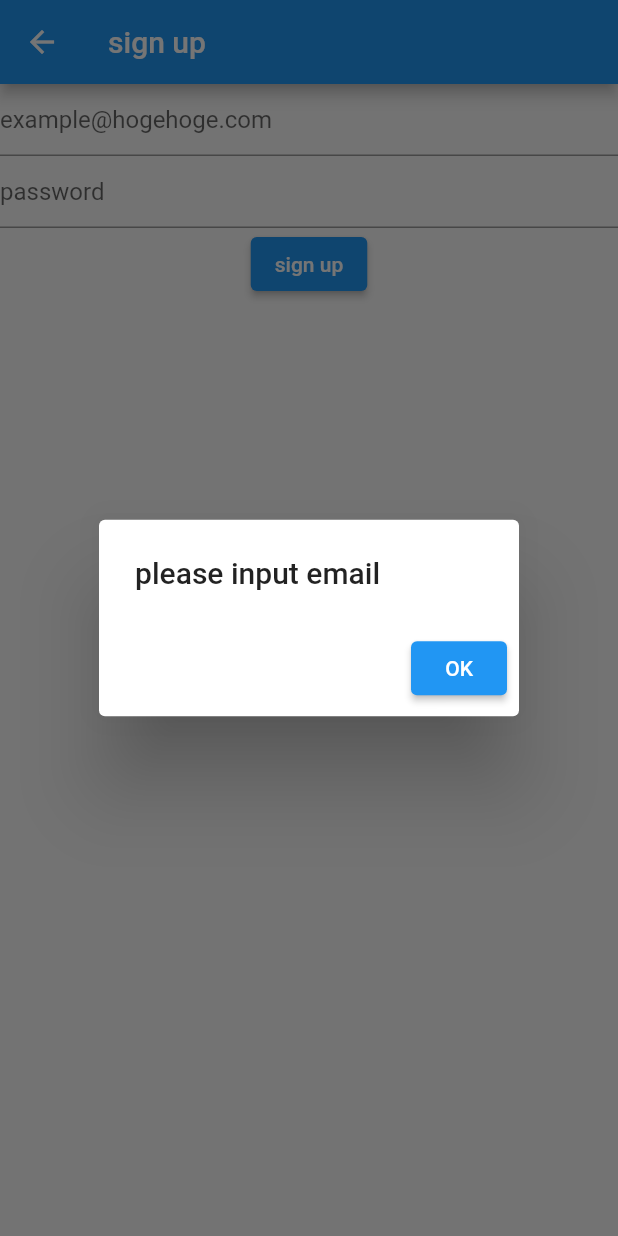
After one commit to adanas/coriander, a Flutter app: the SignUpPage screen opened directly, after a tap on "sign up", on a phone screen of 412 x 824 dp. The commit adds this screen. Run offline on Flutter 3.47's test engine with Material 2 defaults, Android fonts, the light colour scheme and no system bars; our stand-ins replace cloud_firestore, firebase_auth; accounts and stored records are empty.

Commit message:
ログイン機能を実装（Firebase Auth） ・新規登録 ・ログイン

```diff
--- /dev/null
+++ b/lib/login/login_model.dart
@@ -0,0 +1,31 @@
+import 'package:cloud_firestore/cloud_firestore.dart';
+import 'package:firebase_auth/firebase_auth.dart';
+import 'package:flutter/material.dart';
+
+class LoginModel extends ChangeNotifier {
+  String mail = '';
+  String password = '';
+
+  final FirebaseAuth _auth = FirebaseAuth.instance;
+
+  // 追加
+  Future login() async {
+    if(mail.isEmpty) {
+      throw('please input email');
+    }
+    if(password.isEmpty) {
+      throw('please input password');
+    }
+
+    try {
+      final result = await _auth.signInWithEmailAndPassword(email: mail, password: password);
+      final uid = result.user.uid;
+
+      // todo 端末に保存
+
+    } catch(e) {
+      throw('login failed');
+    }
+
+  }
+}
--- /dev/null
+++ b/lib/signup/signup_model.dart
@@ -0,0 +1,35 @@
+import 'package:cloud_firestore/cloud_firestore.dart';
+import 'package:firebase_auth/firebase_auth.dart';
+import 'package:flutter/material.dart';
+
+class SignUpModel extends ChangeNotifier {
+  String mail = '';
+  String password = '';
+
+  final FirebaseAuth _auth = FirebaseAuth.instance;
+
+  // 追加
+  Future signUp() async {
+    if(mail.isEmpty) {
+      throw('please input email');
+    }
+    if(password.isEmpty) {
+      throw('please input password');
+    }
+
+    final FirebaseUser user = (await _auth.createUserWithEmailAndPassword(
+      email: mail,
+      password: password,
+    )).user;
+
+    final email = user.email;
+
+    Firestore.instance.collection('users').add(
+      {
+        'email':email,
+        'createAt':Timestamp.now(),
+      }
+    );
+
+  }
+}
--- /dev/null
+++ b/lib/signup/signup_page.dart
@@ -0,0 +1,85 @@
+import 'package:coriander/signup/signup_model.dart';
+import 'package:flutter/material.dart';
+import 'package:provider/provider.dart';
+
+class SignUpPage extends StatelessWidget {
+
+  @override
+  Widget build(BuildContext context) {
+  final mailController = TextEditingController();
+  final passwordController = TextEditingController();
+
+  return ChangeNotifierProvider<SignUpModel>(
+      create: (_) => SignUpModel(),
+      child: Scaffold(
+        appBar: AppBar(
+          title: Text('sign up'),
+        ),
+        body: Consumer<SignUpModel>(
+            builder: (context, model, child) {
+              return Column(children: <Widget>[
+                TextField(
+                  controller: mailController,
+                  decoration: InputDecoration(hintText: 'example@hogehoge.com'),
+                  onChanged: (text){
+                    model.mail = text;
+                    TextField(
+
+                    );
+                  },
+                ),
+                TextField(
+                  decoration: InputDecoration(hintText: 'password'),
+                  obscureText: true,
+                  controller: passwordController,
+                  onChanged: (text){
+                    model.password = text;
+                    TextField(
+
+                    );
+                  },
+                ),
+                ElevatedButton(
+                  child: Text('sign up'),
+                  onPressed: () async {
+                    try {
+                      await model.signUp();
+                      _showDialog(context, '登録完了');
+                    }
+                    catch(e) {
+                      _showDialog(context, e.toString());
+                    }
+
+                  },
+                )
+              ],
+              );
+            }
+        ),
+
+      ),
+    );
+  }
+}
+
+Future<void> _showDialog(BuildContext context, String title) {
+  showDialog(
+    context: context,
+    barrierDismissible: false,
+    builder: (BuildContext context) {
+      return AlertDialog(
+        title:Text(title),
+        actions: <Widget>[
+          ElevatedButton(
+            child: Text('OK'),
+            onPressed: () {
+              Navigator.of(context).pop();
+            },
+          ),
+        ],
+      );
+    },
+  );
+
+  return null;
+}
--- a/pubspec.yaml
+++ b/pubspec.yaml
@@ -31,6 +31,7 @@ dependencies:
   provider: ^4.1.3
   firebase_core: ^0.4.5
   cloud_firestore: ^0.13.6
+  firebase_auth: ^0.16.1
 
 dev_dependencies:
   flutter_test:
```
Also changed, not shown: lib/login/login_page.dart (added, +85 -0 lines), lib/main/main.dart (+19 -3 lines), pubspec.lock.
